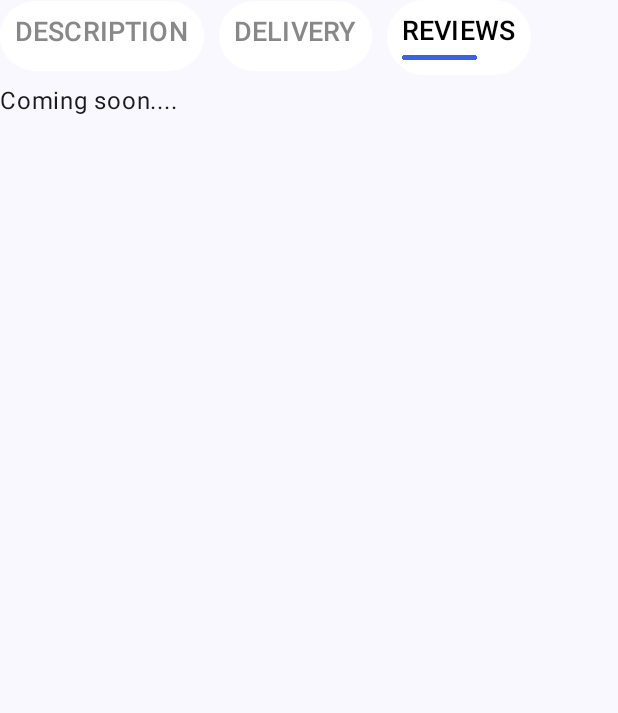
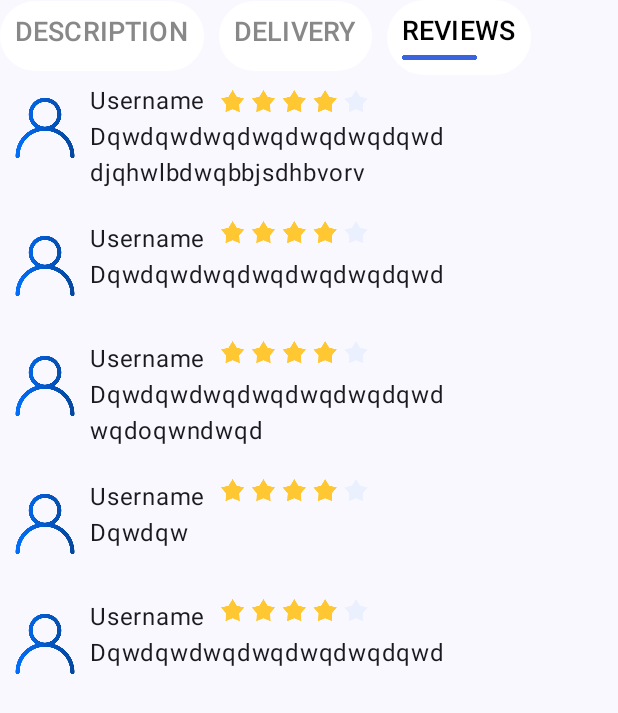
Before and after one commit to omega1u123/SneakersShopApp, an Android app built with Jetpack Compose: the composable FooterInfo shown on its own in the app's theme, after a tap on "REVIEWS", on a phone screen of 412 x 824 dp. Shown: the top 713 px of the screen. Run offline under Robolectric (Android 15) with nearby library versions, the phone set to English and light mode, and no system bars; 2 other taps on this screen came first.

Commit message:
add FooterReviews

```diff
--- a/app/src/main/java/com/example/sneakersshopapp/screens/SecondScreen.kt
+++ b/app/src/main/java/com/example/sneakersshopapp/screens/SecondScreen.kt
@@ -5,6 +5,7 @@ import androidx.compose.foundation.layout.Spacer
 import androidx.compose.foundation.layout.fillMaxSize
 import androidx.compose.foundation.layout.height
 import androidx.compose.foundation.layout.padding
+import androidx.compose.foundation.lazy.LazyColumn
 import androidx.compose.runtime.Composable
 import androidx.compose.ui.Alignment
 import androidx.compose.ui.Modifier
@@ -19,11 +20,12 @@ import com.example.sneakersshopapp.secondScreenParts.TopBar
 
 @Composable
 fun SecondScreen(){
-    Column(modifier = Modifier
+    LazyColumn(modifier = Modifier
         .fillMaxSize()
         .padding(15.dp),
         horizontalAlignment = Alignment.CenterHorizontally
     ) {
+        items(1){ index ->
         TopBar()
         Spacer(modifier = Modifier.height(20.dp))
         SneakerCard()
@@ -34,6 +36,7 @@ fun SecondScreen(){
         Spacer(modifier = Modifier.height(20.dp))
         FooterInfo()
     }
+    }
 }
 
 @Preview
--- a/app/src/main/java/com/example/sneakersshopapp/secondScreenParts/FooterInfo.kt
+++ b/app/src/main/java/com/example/sneakersshopapp/secondScreenParts/FooterInfo.kt
@@ -125,7 +125,8 @@ fun FooterInfo(){
 
        }else if(buttonColor3 == Color.Black && buttonColor1 == Color.Gray && buttonColor2 == Color.Gray){
 
-            Text(text = "Coming soon....")
+           // Text(text = "Coming soon....")
+           FooterReviews()
 
        }
     }
--- /dev/null
+++ b/app/src/main/java/com/example/sneakersshopapp/secondScreenParts/FooterReviews.kt
@@ -0,0 +1,142 @@
+package com.example.sneakersshopapp.secondScreenParts
+
+import androidx.compose.foundation.Image
+import androidx.compose.foundation.layout.Column
+import androidx.compose.foundation.layout.Row
+import androidx.compose.foundation.layout.Spacer
+import androidx.compose.foundation.layout.height
+import androidx.compose.foundation.layout.size
+import androidx.compose.foundation.layout.width
+import androidx.compose.material3.Text
+import androidx.compose.runtime.Composable
+import androidx.compose.ui.Alignment
+import androidx.compose.ui.Modifier
+import androidx.compose.ui.res.painterResource
+import androidx.compose.ui.tooling.preview.Preview
+import androidx.compose.ui.unit.dp
+import com.example.sneakersshopapp.R
+
+@Composable
+fun FooterReviews(){
+    Column {
+        Row(){
+            Image(
+                painter = painterResource(id = R.drawable.profile_pic),
+                contentDescription = null,
+                modifier = Modifier.size(60.dp)
+                )
+            Column() {
+                Row(verticalAlignment = Alignment.CenterVertically) {
+                    Text(text = "Username")
+                    Spacer(modifier = Modifier.width(10.dp))
+                    Image(
+                        painter = painterResource(id = R.drawable.ratingspng),
+                        contentDescription = null,
+                        modifier = Modifier.height(15.dp)
+                        )
+                }
+
+                Text(text = "Dqwdqwdwqdwqdwqdwqdqwd\ndjqhwlbdwqbbjsdhbvorv")
+            }
+        }
+
+        Spacer(modifier = Modifier.height(20.dp))
+
+        Row(){
+            Image(
+                painter = painterResource(id = R.drawable.profile_pic),
+                contentDescription = null,
+                modifier = Modifier.size(60.dp)
+            )
+            Column() {
+                Row(verticalAlignment = Alignment.Top) {
+                    Text(text = "Username")
+                    Spacer(modifier = Modifier.width(10.dp))
+                    Image(
+                        painter = painterResource(id = R.drawable.ratingspng),
+                        contentDescription = null,
+                        modifier = Modifier.height(15.dp)
+                    )
+                }
+
+                Text(text = "Dqwdqwdwqdwqdwqdwqdqwd")
+            }
+        }
+
+        Spacer(modifier = Modifier.height(20.dp))
+
+        Row(){
+            Image(
+                painter = painterResource(id = R.drawable.profile_pic),
+                contentDescription = null,
+                modifier = Modifier.size(60.dp)
+            )
+            Column() {
+                Row(verticalAlignment = Alignment.Top) {
+                    Text(text = "Username")
+                    Spacer(modifier = Modifier.width(10.dp))
+                    Image(
+                        painter = painterResource(id = R.drawable.ratingspng),
+                        contentDescription = null,
+                        modifier = Modifier.height(15.dp)
+                    )
+                }
+
+                Text(text = "Dqwdqwdwqdwqdwqdwqdqwd\nwqdoqwndwqd")
+            }
+        }
+
+        Spacer(modifier = Modifier.height(20.dp))
+
+        Row(){
+            Image(
+                painter = painterResource(id = R.drawable.profile_pic),
+                contentDescription = null,
+                modifier = Modifier.size(60.dp)
+            )
+            Column() {
+                Row(verticalAlignment = Alignment.Top) {
+                    Text(text = "Username")
+                    Spacer(modifier = Modifier.width(10.dp))
+                    Image(
+                        painter = painterResource(id = R.drawable.ratingspng),
+                        contentDescription = null,
+                        modifier = Modifier.height(15.dp)
+                    )
+                }
+
+                Text(text = "Dqwdqw")
+            }
+        }
+
+        Spacer(modifier = Modifier.height(20.dp))
+
+        Row(){
+            Image(
+                painter = painterResource(id = R.drawable.profile_pic),
+                contentDescription = null,
+                modifier = Modifier.size(60.dp)
+            )
+            Column() {
+                Row(verticalAlignment = Alignment.Top) {
+                    Text(text = "Username")
+                    Spacer(modifier = Modifier.width(10.dp))
+                    Image(
+                        painter = painterResource(id = R.drawable.ratingspng),
+                        contentDescription = null,
+                        modifier = Modifier.height(15.dp)
+                    )
+                }
+
+                Text(text = "Dqwdqwdwqdwqdwqdwqdqwd")
+            }
+        }
+    }
+}
+
+
+@Preview
+@Composable
+fun FooterReviewsPreview(){
+    FooterReviews()
+}
```
Also changed, not shown: app/src/main/res/drawable/profile_pic.png (added), app/src/main/res/drawable/ratingspng.png (added).
